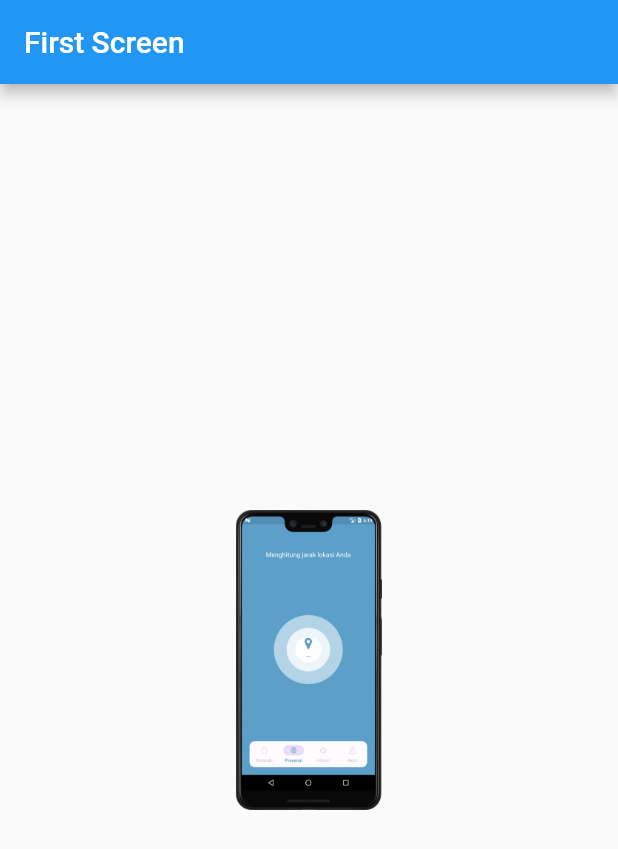
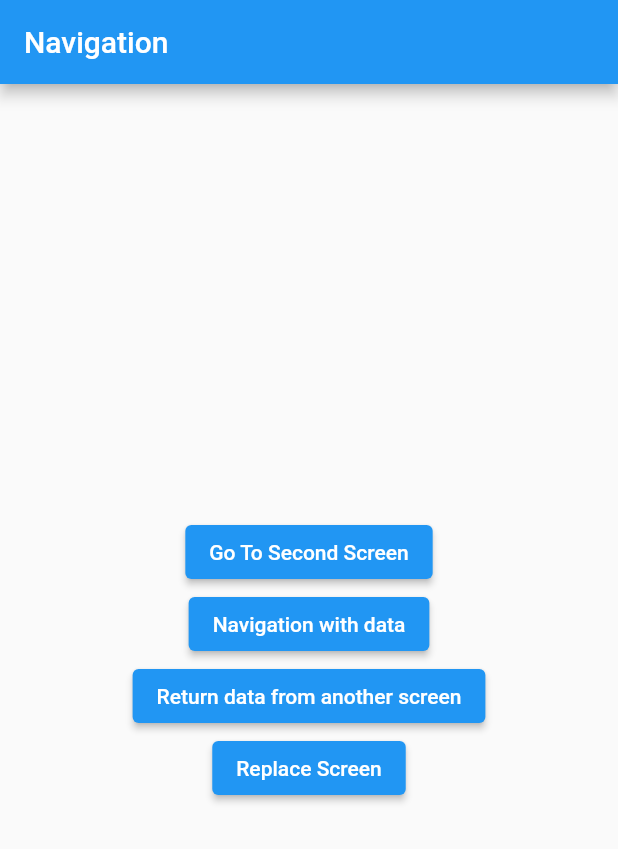
Before and after one commit to gunadermawan/multiplatform-flutter-beginner, a Flutter app: the screen it shows after launch, on a phone screen of 412 x 824 dp. Shown: the top 849 px of the screen. Run offline on Flutter 3.47's test engine with Material 2 defaults, Android fonts, the phone set to English and light mode, and no system bars.

Commit message:
create navigation using routes

```diff
--- a/lib/main.dart
+++ b/lib/main.dart
@@ -1,4 +1,5 @@
 import 'package:flutter/material.dart';
+import 'package:flutter_beginer/navigation/navigation.dart';
 
 void main() {
   runApp(const MyApp());
@@ -12,7 +13,16 @@ class MyApp extends StatelessWidget {
     return MaterialApp(
       title: 'Flutter Demo',
       theme: ThemeData(primarySwatch: Colors.blue),
-      home: const FirstScreen(),
+      initialRoute: '/',
+      routes: {
+        '/': (context) => const Navigation(),
+        '/secondScreen': (context) => const SecondScreen(),
+        '/secondScreenWithData': (context) => SecondScreenWithData(
+            ModalRoute.of(context)?.settings.arguments as String),
+        '/returnDataScreen': (context) => const ReturnWithData(),
+        '/replacementScreen': (context) => const ReplacementScreen(),
+        '/anotherScreen': (context) => const AnotherScreen(),
+      },
     );
   }
 }
--- /dev/null
+++ b/lib/navigation/navigation.dart
@@ -0,0 +1,125 @@
+import 'package:flutter/material.dart';
+
+class Navigation extends StatelessWidget {
+  const Navigation({super.key});
+
+  @override
+  Widget build(BuildContext context) {
+    return Scaffold(
+      appBar: AppBar(
+        title: const Text('Navigation'),
+      ),
+      body: Center(
+        child: Column(
+          mainAxisAlignment: MainAxisAlignment.center,
+          children: [
+            ElevatedButton(
+                onPressed: () {}, child: const Text('Go To Second Screen')),
+            ElevatedButton(
+                onPressed: () {}, child: const Text('Navigation with data')),
+            ElevatedButton(
+                onPressed: () {},
+                child: const Text('Return data from another screen')),
+            ElevatedButton(
+                onPressed: () {}, child: const Text('Replace Screen')),
+          ],
+        ),
+      ),
+    );
+  }
+}
+
+class SecondScreen extends StatelessWidget {
+  const SecondScreen({super.key});
+
+  @override
+  Widget build(BuildContext context) {
+    return Scaffold(
+      body: Center(
+        child: ElevatedButton(
+          child: const Text('Back'),
+          onPressed: () {},
+        ),
+      ),
+    );
+  }
+}
+
+class SecondScreenWithData extends StatelessWidget {
+  const SecondScreenWithData(String arguments, {Key? key}) : super(key: key);
+
+  @override
+  Widget build(BuildContext context) {
+    return Scaffold(
+      body: Center(
+        child: Column(
+          mainAxisAlignment: MainAxisAlignment.center,
+          children: <Widget>[
+            ElevatedButton(
+              child: const Text('Back'),
+              onPressed: () {
+                Navigator.pop(context);
+              },
+            ),
+          ],
+        ),
+      ),
+    );
+  }
+}
+
+class ReturnWithData extends StatefulWidget {
+  const ReturnWithData({super.key});
+
+  @override
+  State<ReturnWithData> createState() => _ReturnDataState();
+}
+
+class _ReturnDataState extends State<ReturnWithData> {
+  @override
+  Widget build(BuildContext context) {
+    return Scaffold(
+      body: Center(
+        child: Column(
+          mainAxisAlignment: MainAxisAlignment.center,
+          children: const <Widget>[],
+        ),
+      ),
+    );
+  }
+}
+
+class ReplacementScreen extends StatelessWidget {
+  const ReplacementScreen({super.key});
+
+  @override
+  Widget build(BuildContext context) {
+    return Scaffold(
+      body: Center(
+        child: ElevatedButton(
+          child: const Text('Open another screen'),
+          onPressed: () {},
+        ),
+      ),
+    );
+  }
+}
+
+class AnotherScreen extends StatelessWidget {
+  const AnotherScreen({super.key});
+
+  @override
+  Widget build(BuildContext context) {
+    return Scaffold(
+      body: Center(
+        child: Column(
+          mainAxisAlignment: MainAxisAlignment.center,
+          children: <Widget>[
+            const Text('Back To First Screen'),
+            ElevatedButton(onPressed: () {}, child: const Text('Back'))
+          ],
+        ),
+      ),
+    );
+  }
+}
```
